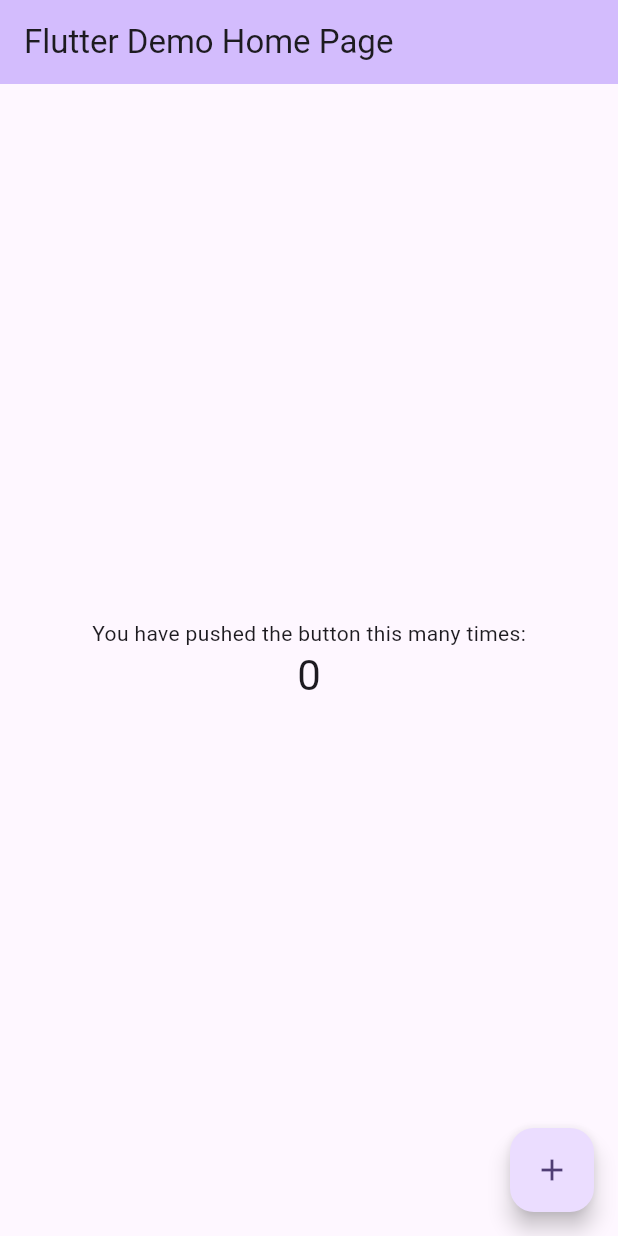
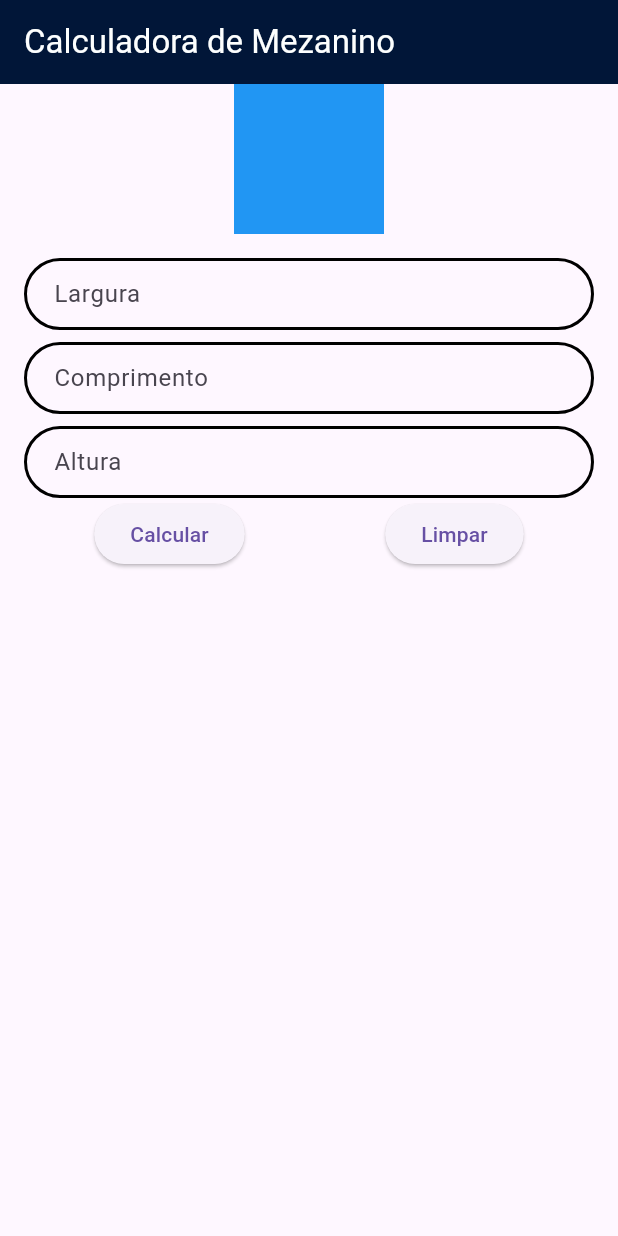
Before and after one commit to rickd3v/mez_calculator, a Flutter app: the screen it shows after launch, on a phone screen of 412 x 824 dp. Run offline on Flutter 3.47's test engine with Material 3 defaults, Android fonts, the phone set to English and light mode, and no system bars.

Commit message:
created first forms and buttons

```diff
--- a/lib/main.dart
+++ b/lib/main.dart
@@ -1,4 +1,5 @@
 import 'package:flutter/material.dart';
+import 'package:mez_calc/pages/home_page.dart';
 
 void main() {
   runApp(const MyApp());
@@ -7,119 +8,11 @@ void main() {
 class MyApp extends StatelessWidget {
   const MyApp({super.key});
 
-  // This widget is the root of your application.
   @override
   Widget build(BuildContext context) {
     return MaterialApp(
-      title: 'Flutter Demo',
-      theme: ThemeData(
-        // This is the theme of your application.
-        //
-        // TRY THIS: Try running your application with "flutter run". You'll see
-        // the application has a purple toolbar. Then, without quitting the app,
-        // try changing the seedColor in the colorScheme below to Colors.green
-        // and then invoke "hot reload" (save your changes or press the "hot
-        // reload" button in a Flutter-supported IDE, or press "r" if you used
-        // the command line to start the app).
-        //
-        // Notice that the counter didn't reset back to zero; the application
-        // state is not lost during the reload. To reset the state, use hot
-        // restart instead.
-        //
-        // This works for code too, not just values: Most code changes can be
-        // tested with just a hot reload.
-        colorScheme: ColorScheme.fromSeed(seedColor: Colors.deepPurple),
-        useMaterial3: true,
-      ),
-      home: const MyHomePage(title: 'Flutter Demo Home Page'),
+      title: 'Calculadora Mezanino',
+      home: HomePage(),
     );
   }
 }
-
-class MyHomePage extends StatefulWidget {
-  const MyHomePage({super.key, required this.title});
-
-  // This widget is the home page of your application. It is stateful, meaning
-  // that it has a State object (defined below) that contains fields that affect
-  // how it looks.
-
-  // This class is the configuration for the state. It holds the values (in this
-  // case the title) provided by the parent (in this case the App widget) and
-  // used by the build method of the State. Fields in a Widget subclass are
-  // always marked "final".
-
-  final String title;
-
-  @override
-  State<MyHomePage> createState() => _MyHomePageState();
-}
-
-class _MyHomePageState extends State<MyHomePage> {
-  int _counter = 0;
-
-  void _incrementCounter() {
-    setState(() {
-      // This call to setState tells the Flutter framework that something has
-      // changed in this State, which causes it to rerun the build method below
-      // so that the display can reflect the updated values. If we changed
-      // _counter without calling setState(), then the build method would not be
-      // called again, and so nothing would appear to happen.
-      _counter++;
-    });
-  }
-
-  @override
-  Widget build(BuildContext context) {
-    // This method is rerun every time setState is called, for instance as done
-    // by the _incrementCounter method above.
-    //
-    // The Flutter framework has been optimized to make rerunning build methods
-    // fast, so that you can just rebuild anything that needs updating rather
-    // than having to individually change instances of widgets.
-    return Scaffold(
-      appBar: AppBar(
-        // TRY THIS: Try changing the color here to a specific color (to
-        // Colors.amber, perhaps?) and trigger a hot reload to see the AppBar
-        // change color while the other colors stay the same.
-        backgroundColor: Theme.of(context).colorScheme.inversePrimary,
-        // Here we take the value from the MyHomePage object that was created by
-        // the App.build method, and use it to set our appbar title.
-        title: Text(widget.title),
-      ),
-      body: Center(
-        // Center is a layout widget. It takes a single child and positions it
-        // in the middle of the parent.
-        child: Column(
-          // Column is also a layout widget. It takes a list of children and
-          // arranges them vertically. By default, it sizes itself to fit its
-          // children horizontally, and tries to be as tall as its parent.
-          //
-          // Column has various properties to control how it sizes itself and
-          // how it positions its children. Here we use mainAxisAlignment to
-          // center the children vertically; the main axis here is the vertical
-          // axis because Columns are vertical (the cross axis would be
-          // horizontal).
-          //
-          // TRY THIS: Invoke "debug painting" (choose the "Toggle Debug Paint"
-          // action in the IDE, or press "p" in the console), to see the
-          // wireframe for each widget.
-          mainAxisAlignment: MainAxisAlignment.center,
-          children: <Widget>[
-            const Text(
-              'You have pushed the button this many times:',
-            ),
-            Text(
-              '$_counter',
-              style: Theme.of(context).textTheme.headlineMedium,
-            ),
-          ],
-        ),
-      ),
-      floatingActionButton: FloatingActionButton(
-        onPressed: _incrementCounter,
-        tooltip: 'Increment',
-        child: const Icon(Icons.add),
-      ), // This trailing comma makes auto-formatting nicer for build methods.
-    );
-  }
-}
--- /dev/null
+++ b/lib/pages/home_page.dart
@@ -0,0 +1,94 @@
+import 'package:flutter/material.dart';
+import 'package:mez_calc/shared/constants/custom_colors.dart';
+import 'package:mez_calc/shared/constants/decoration_forms_homepage.dart';
+
+class HomePage extends StatefulWidget {
+  const HomePage({super.key});
+
+  @override
+  State<HomePage> createState() => _HomePageState();
+}
+
+class _HomePageState extends State<HomePage> {
+  final _formKey = GlobalKey<FormState>();
+
+  @override
+  Widget build(BuildContext context) {
+    return Scaffold(
+      appBar: AppBar(
+        title: Text(
+          "Calculadora de Mezanino",
+          style: TextStyle(color: CustomColors().getGeneralColor()),
+        ),
+        backgroundColor: CustomColors().getAppBarMainColor(),
+      ),
+      body: Column(
+        children: [
+          Container(
+            alignment: Alignment.center,
+            width: 100,
+            height: 100,
+            color: Colors.blue,
+          ),
+          Form(
+            key: _formKey,
+            child: Padding(
+              padding: const EdgeInsets.all(16),
+              child: Column(
+                children: [
+                  TextFormField(
+                    //keyboardType: TextInputType.number,
+                    decoration: getFormsInputDecoration("Largura"),
+                    validator: (String? value) {
+                      if (value == null) {
+                        return "O campo deve ser preenchido";
+                      }
+                      return null;
+                    },
+                  ),
+                  SizedBox(
+                    height: 8,
+                  ),
+                  TextFormField(
+                    keyboardType: TextInputType.number,
+                    decoration: getFormsInputDecoration("Comprimento"),
+                  ),
+                  SizedBox(
+                    height: 8,
+                  ),
+                  TextFormField(
+                    keyboardType: TextInputType.number,
+                    decoration: getFormsInputDecoration("Altura"),
+                  ),
+                  Row(
+                    mainAxisAlignment: MainAxisAlignment.spaceAround,
+                    children: [
+                      ElevatedButton(
+                        onPressed: () {
+                          buttonCalculate();
+                        },
+                        child: Text('Calcular'),
+                      ),
+                      ElevatedButton(
+                        onPressed: () {},
+                        child: Text('Limpar'),
+                      ),
+                    ],
+                  )
+                ],
+              ),
+            ),
+          ),
+        ],
+      ),
+    );
+  }
+
+  buttonCalculate() {
+    if (_formKey.currentState!.validate()) {
+      print("Form Válido");
+    } else {
+      print("Form Inválido");
+    }
+  }
+}
--- /dev/null
+++ b/lib/shared/constants/custom_colors.dart
@@ -0,0 +1,29 @@
+import 'package:flutter/material.dart';
+
+class CustomColors {
+  Color _appBarMainColor = Color(0xFF011638);
+  Color _activePrimaryButton = Color(0xFF2E294E);
+  Color _activeSecondaryButton = Color(0xFFB10F2E);
+  Color _secundaryColor = Color(0xFFDE7C5A);
+  Color _generalColor = Color(0xFFFDFFFF);
+
+  Color getAppBarMainColor() {
+    return _appBarMainColor;
+  }
+
+  Color getActivePrimaryButtonColor() {
+    return _activePrimaryButton;
+  }
+
+  Color getActiveSecondaryButtonColor() {
+    return _activeSecondaryButton;
+  }
+
+  Color getSecundaryColor() {
+    return _secundaryColor;
+  }
+
+  Color getGeneralColor() {
+    return _generalColor;
+  }
+}
--- /dev/null
+++ b/lib/shared/constants/decoration_forms_homepage.dart
@@ -0,0 +1,21 @@
+import 'package:flutter/material.dart';
+import 'package:mez_calc/shared/constants/custom_colors.dart';
+
+InputDecoration getFormsInputDecoration(String label) {
+  return InputDecoration(
+    hintText: label,
+    contentPadding: const EdgeInsets.fromLTRB(16, 8, 16, 8),
+    border: OutlineInputBorder(
+      borderRadius: BorderRadius.circular(64),
+    ),
+    enabledBorder: OutlineInputBorder(
+      borderRadius: BorderRadius.circular(64),
+      borderSide: const BorderSide(color: Colors.black, width: 2),
+    ),
+    focusedBorder: OutlineInputBorder(
+      borderRadius: BorderRadius.circular(64),
+      borderSide: BorderSide(
+          color: CustomColors().getActivePrimaryButtonColor(), width: 3),
+    ),
+  );
+}
```
Also changed, not shown: 2 other files.
